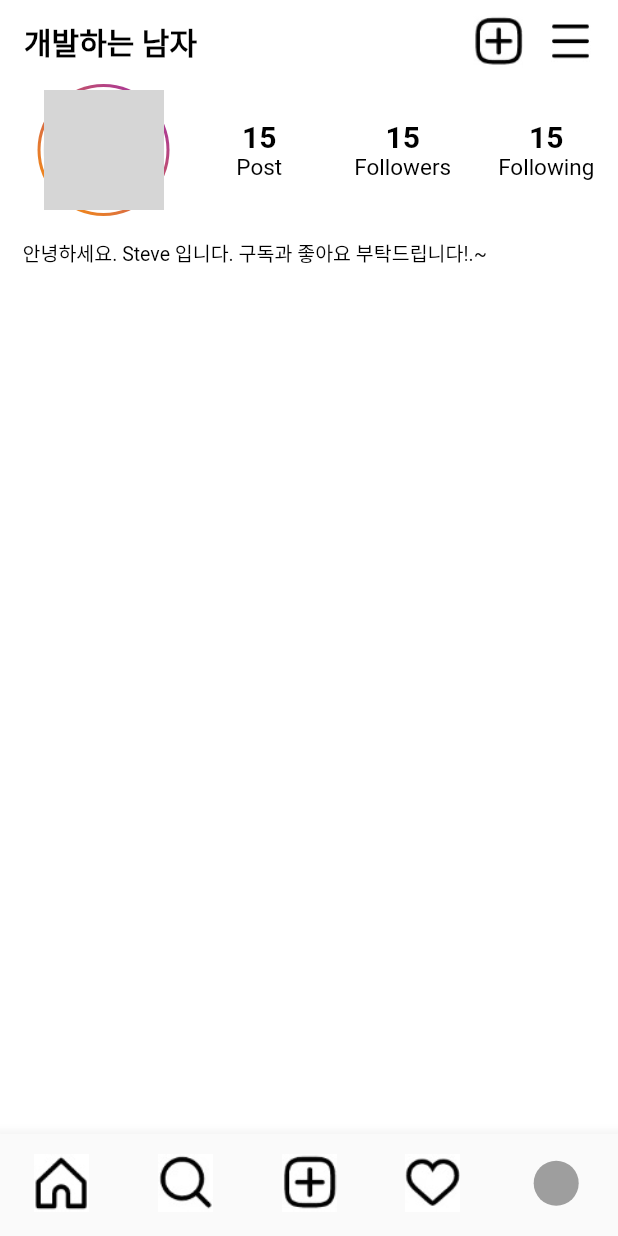
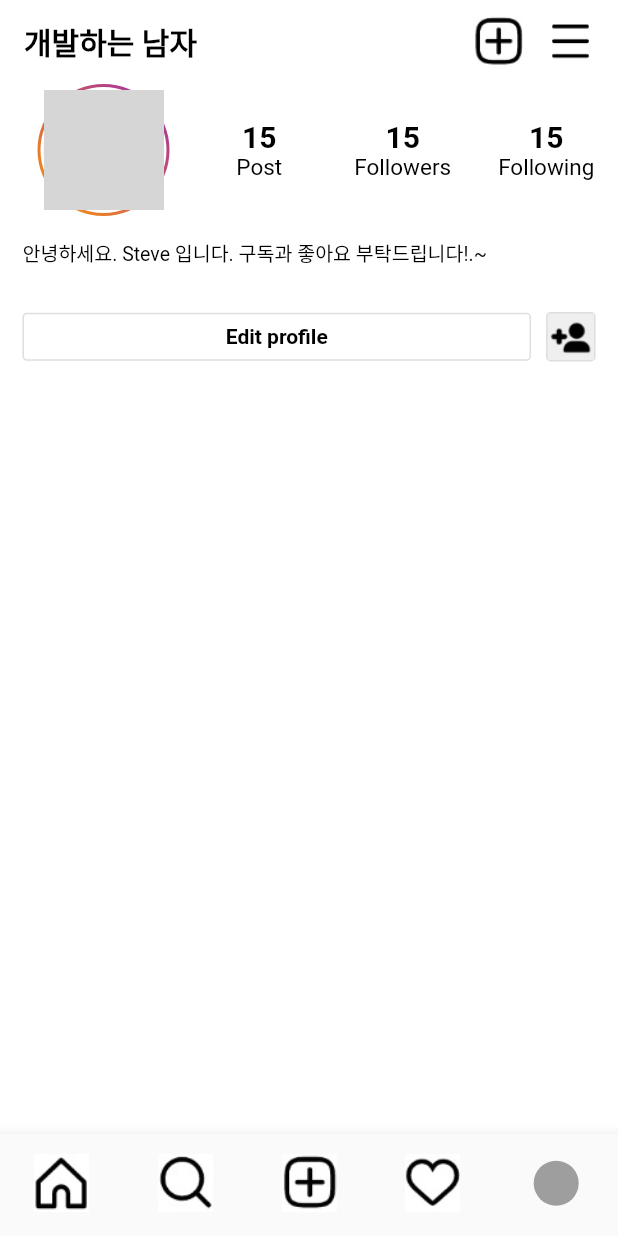
Before and after one commit to sunglimlee/instagram_clone_coding, a Flutter app: the screen it shows after launch, item 5 of the bottom bar chosen, on a phone screen of 412 x 824 dp. Run offline on Flutter 3.47's test engine with Material 2 defaults, Android fonts, the phone set to English and light mode, and no system bars; drawn by our look-alikes of cached_network_image; our stand-ins replace expandable_text, get; missing offline and left inert: photo_manager; network calls fail; grey boxes are pictures that could not be loaded.

Commit message:
Container 의 BoxDecoration 으로 버턴 구현 #8 23:33 decoration 을 사용할거면 그안에서 color 를 구현해야 에러안남

```diff
--- a/lib/pages/mypage.dart
+++ b/lib/pages/mypage.dart
@@ -1,6 +1,7 @@
 import 'package:flutter/material.dart';
 import 'package:instagram_clone_coding/widgets/avatar_widget.dart';
 import 'package:instagram_clone_coding/widgets/image_data.dart';
+import 'package:get/get.dart';
 
 class MyPage extends StatelessWidget {
   const MyPage({Key? key}) : super(key: key);
@@ -44,6 +45,7 @@ class MyPage extends StatelessWidget {
           children: [
             // 총 5개정도의 영역을 나눠주면서 작업을 할거다.
             _information(),
+            _menu(),
           ],
         ),
       ),
@@ -98,7 +100,7 @@ class MyPage extends StatelessWidget {
           ),
         ),
         Padding(
-          padding: EdgeInsets.all(15.0),
+          padding: const EdgeInsets.all(15.0),
           child: Container(
               color: Colors.transparent,
               child: const Text(
@@ -112,4 +114,47 @@ class MyPage extends StatelessWidget {
       ],
     );
   }
+
+  Widget _menu() {
+    return Padding(
+      padding: const EdgeInsets.symmetric(horizontal: 15.0, vertical: 15),
+      child: Row(
+        children: [
+          Expanded(
+              child: Container(
+            // container 에도 alignment 가 있는데 Text 에다가 textAlign 을 주었다.
+            padding: const EdgeInsets.symmetric(vertical: 7),
+            decoration: BoxDecoration(
+                borderRadius: BorderRadius.circular(3),
+                border: Border.all(color: const Color(0xffdedede))),
+            child: const Text(
+              'Edit profile',
+              style: TextStyle(
+                  color: Colors.black,
+                  fontSize: 14,
+                  fontWeight: FontWeight.bold),
+              textAlign: TextAlign.center,
+            ),
+          )),
+          const SizedBox(
+            width: 10,
+          ),
+          Container(
+            width: Get.width * 0.08,
+            // container 에도 alignment 가 있는데 Text 에다가 textAlign 을 주었다.
+            padding: const EdgeInsets.symmetric(vertical: 0),
+            decoration: BoxDecoration(
+              borderRadius: BorderRadius.circular(3),
+              border: Border.all(color: const Color(0xffdedede)),
+              color: const Color(0xffefefef),
+            ),
+            child: ImageData(
+              // 잘봐라. 지금 이미지로 구현하고 있다.
+              icon: IconsPath.addFriend,
+            ),
+          ),
+        ],
+      ),
+    );
+  }
 }
```
